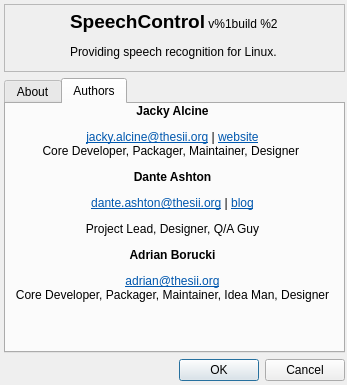
Old version of the form res/ui/about-dialog.ui in the repository smartboyhw/speechcontrol.
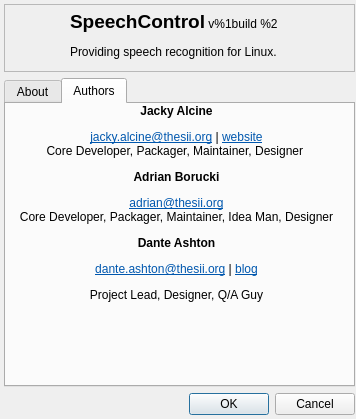
New version of the form. Icons and pictures are not drawn.

Commit message: Updated About dialog's UI file.

What changed in the file:
```diff
--- a/res/ui/about-dialog.ui
+++ b/res/ui/about-dialog.ui
@@ -6,8 +6,8 @@
    <rect>
     <x>0</x>
     <y>0</y>
-    <width>347</width>
-    <height>385</height>
+    <width>356</width>
+    <height>419</height>
    </rect>
   </property>
   <property name="windowTitle">
@@ -18,8 +18,8 @@
     <rect>
      <x>4</x>
      <y>4</y>
-     <width>341</width>
-     <height>377</height>
+     <width>351</width>
+     <height>411</height>
     </rect>
    </property>
    <layout class="QVBoxLayout" name="verticalLayout">
@@ -48,7 +48,7 @@
         <rect>
          <x>4</x>
          <y>0</y>
-         <width>309</width>
+         <width>341</width>
          <height>61</height>
         </rect>
        </property>
@@ -139,15 +139,15 @@
          <rect>
           <x>0</x>
           <y>0</y>
-          <width>333</width>
-          <height>241</height>
+          <width>341</width>
+          <height>271</height>
          </rect>
         </property>
         <layout class="QVBoxLayout" name="layoutAuthors">
          <item>
           <widget class="QLabel" name="label_2">
            <property name="text">
-            <string>&lt;html&gt;&lt;head/&gt;&lt;body&gt;&lt;p&gt;&lt;span style=&quot; font-weight:600;&quot;&gt;Jacky Alcine&lt;/span&gt;&lt;/p&gt;&lt;p&gt;&lt;a href=&quot;mailto:jacky.alcine@thesii.org&quot;&gt;&lt;span style=&quot; text-decoration: underline; color:#0057ae;&quot;&gt;jacky.alcine@thesii.org&lt;/span&gt;&lt;/a&gt; | &lt;a href=&quot;http://jackyalcine.co.cc&quot;&gt;&lt;span style=&quot; text-decoration: underline; color:#0057ae;&quot;&gt;website&lt;/span&gt;&lt;/a&gt;&lt;br/&gt;Core Developer, Packager, Maintainer, Designer &lt;/p&gt;&lt;p&gt;&lt;span style=&quot; font-weight:600;&quot;&gt;Dante Ashton&lt;/span&gt;&lt;/p&gt;&lt;p&gt;&lt;a href=&quot;mailto:dante.ashton@thesii.org&quot;&gt;&lt;span style=&quot; text-decoration: underline; color:#0057ae;&quot;&gt;dante.ashton@thesii.org&lt;/span&gt;&lt;/a&gt; | &lt;a href=&quot;http://livingwithmachines.wordpress.com&quot;&gt;&lt;span style=&quot; text-decoration: underline; color:#0057ae;&quot;&gt;blog&lt;/span&gt;&lt;/a&gt;&lt;/p&gt;&lt;p&gt;Project Lead, Designer, Q/A Guy&lt;/p&gt;&lt;p&gt;&lt;span style=&quot; font-weight:600;&quot;&gt;Adrian Borucki&lt;/span&gt;&lt;/p&gt;&lt;p&gt;&lt;a href=&quot;mailto:adrian@thesii.org&quot;&gt;&lt;span style=&quot; text-decoration: underline; color:#0057ae;&quot;&gt;adrian@thesii.org&lt;/span&gt;&lt;/a&gt;&lt;br/&gt;Core Developer, Packager, Maintainer, Idea Man, Designer&lt;/p&gt;&lt;/body&gt;&lt;/html&gt;</string>
+            <string>&lt;html&gt;&lt;head/&gt;&lt;body&gt;&lt;p&gt;&lt;span style=&quot; font-weight:600;&quot;&gt;Jacky Alcine&lt;/span&gt;&lt;/p&gt;&lt;p&gt;&lt;a href=&quot;mailto:jacky.alcine@thesii.org&quot;&gt;&lt;span style=&quot; text-decoration: underline; color:#0057ae;&quot;&gt;jacky.alcine@thesii.org&lt;/span&gt;&lt;/a&gt; | &lt;a href=&quot;http://jackyalcine.co.cc&quot;&gt;&lt;span style=&quot; text-decoration: underline; color:#0057ae;&quot;&gt;website&lt;/span&gt;&lt;/a&gt;&lt;br/&gt;Core Developer, Packager, Maintainer, Designer &lt;/p&gt;&lt;p&gt;&lt;span style=&quot; font-weight:600;&quot;&gt;Adrian Borucki&lt;/span&gt;&lt;/p&gt;&lt;p&gt;&lt;a href=&quot;mailto:adrian@thesii.org&quot;&gt;&lt;span style=&quot; text-decoration: underline; color:#0057ae;&quot;&gt;adrian@thesii.org&lt;/span&gt;&lt;/a&gt;&lt;br/&gt;Core Developer, Packager, Maintainer, Idea Man, Designer&lt;/p&gt;&lt;p&gt;&lt;span style=&quot; font-weight:600;&quot;&gt;Dante Ashton&lt;/span&gt;&lt;/p&gt;&lt;p&gt;&lt;a href=&quot;mailto:dante.ashton@thesii.org&quot;&gt;&lt;span style=&quot; text-decoration: underline; color:#0057ae;&quot;&gt;dante.ashton@thesii.org&lt;/span&gt;&lt;/a&gt; | &lt;a href=&quot;http://livingwithmachines.wordpress.com&quot;&gt;&lt;span style=&quot; text-decoration: underline; color:#0057ae;&quot;&gt;blog&lt;/span&gt;&lt;/a&gt;&lt;/p&gt;&lt;p&gt;Project Lead, Designer, Q/A Guy&lt;/p&gt;&lt;/body&gt;&lt;/html&gt;</string>
            </property>
            <property name="alignment">
             <set>Qt::AlignHCenter|Qt::AlignTop</set>
```
Left out of the diff: 9 changed lines with no effect on the pictures.
